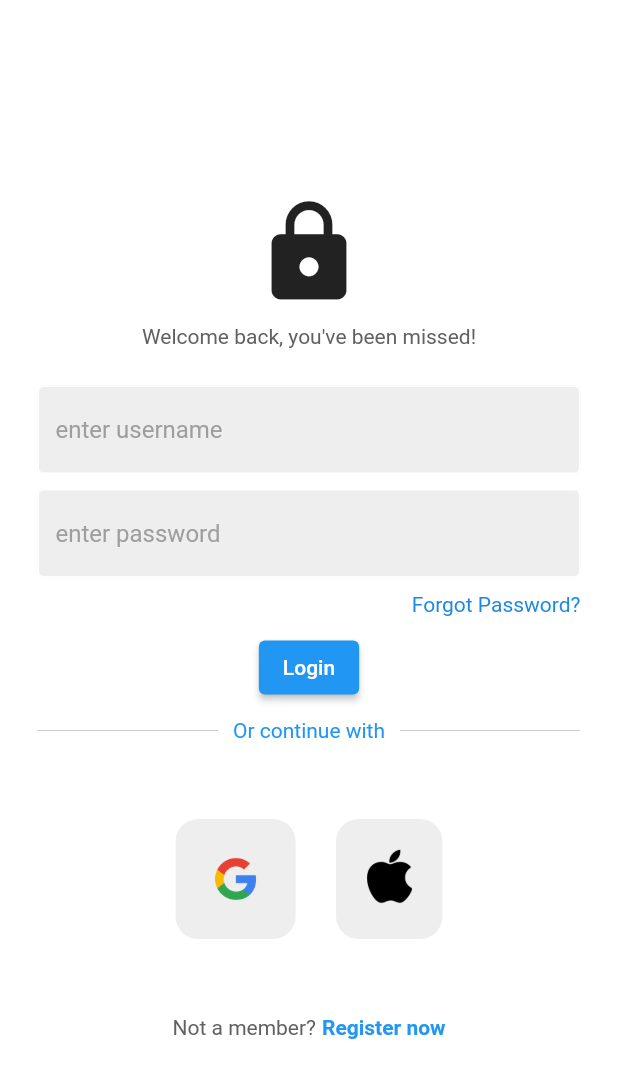
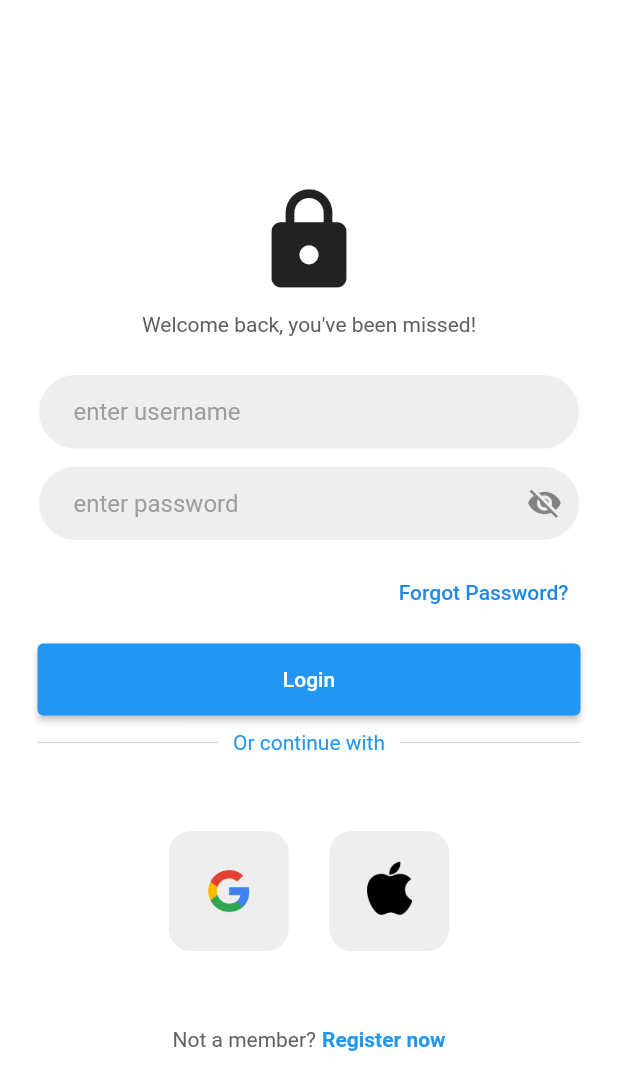
Before and after one commit to bilalahmed199/flutter, a Flutter app: the LoginPage screen opened directly, on a phone screen of 412 x 824 dp. Shown: the top 1090 px of the screen. Run offline on Flutter 3.47's test engine with Material 3 defaults, Android fonts, the phone set to English and light mode, and no system bars.

Commit message:
feat: visibility in password field and more design stuff

```diff
--- a/lib/login_project_1/components/my_textfield.dart
+++ b/lib/login_project_1/components/my_textfield.dart
@@ -4,12 +4,14 @@ class MyTextField extends StatelessWidget {
   final controller;
   final String hintText;
   final bool obscureText;
+  final Widget? suffix;
 
   const MyTextField({
     super.key,
     required this.controller,
     required this.hintText,
     required this.obscureText,
+    this.suffix,
   });
 
   @override
@@ -20,16 +22,20 @@ class MyTextField extends StatelessWidget {
         controller: controller,
         obscureText: obscureText,
         decoration: InputDecoration(
-            enabledBorder: const OutlineInputBorder(
-              borderSide: BorderSide(color: Colors.white),
-            ),
-            focusedBorder: OutlineInputBorder(
+          suffixIcon: suffix,
+          enabledBorder: OutlineInputBorder(
+              borderSide: const BorderSide(color: Colors.white),
+              borderRadius: BorderRadius.circular(50)),
+          focusedBorder: OutlineInputBorder(
               borderSide: BorderSide(color: Colors.red.shade400),
-            ),
-            fillColor: Colors.grey.shade200,
-            filled: true,
-            hintText: hintText,
-            hintStyle: TextStyle(color: Colors.grey[500])),
+              borderRadius: BorderRadius.circular(50)),
+          fillColor: Colors.grey.shade200,
+          filled: true,
+          hintText: hintText,
+          contentPadding:
+              const EdgeInsets.symmetric(horizontal: 24, vertical: 16),
+          hintStyle: TextStyle(color: Colors.grey[500]),
+        ),
       ),
     );
   }
--- a/lib/login_project_1/components/square_tile.dart
+++ b/lib/login_project_1/components/square_tile.dart
@@ -6,7 +6,16 @@ class SquareTile extends StatelessWidget {
 
   @override
   Widget build(BuildContext context) {
-    return Container(
+    return ClipRRect(
+      borderRadius: BorderRadius.circular(16),
+      clipBehavior: Clip.antiAlias,
+      child: Material(
+        clipBehavior: Clip.antiAlias,
+        child: InkWell(
+          highlightColor: Colors.blue.shade100.withOpacity(0.3),
+          onTap: () => ScaffoldMessenger.of(context).showSnackBar(
+              const SnackBar(content: Text('Logged in successfully...!'))),
+          child: Ink(
             padding: const EdgeInsets.all(20),
             decoration: BoxDecoration(
               border: Border.all(color: Colors.white),
@@ -16,6 +25,10 @@ class SquareTile extends StatelessWidget {
             child: Image.asset(
               imagePath,
               height: 40,
+              width: 40,
+            ),
+          ),
+        ),
       ),
     );
   }
--- a/lib/login_project_1/pages/login_page.dart
+++ b/lib/login_project_1/pages/login_page.dart
@@ -3,15 +3,29 @@ import 'package:test_app/login_project_1/components/my_button.dart';
 import 'package:test_app/login_project_1/components/my_textfield.dart';
 import 'package:test_app/login_project_1/components/square_tile.dart';
 
-class LoginPage extends StatelessWidget {
-  LoginPage({super.key});
+class LoginPage extends StatefulWidget {
+  const LoginPage({super.key});
 
+  @override
+  State<LoginPage> createState() => _LoginPageState();
+}
+
+class _LoginPageState extends State<LoginPage> {
   // text editing controllers
   final usernameController = TextEditingController();
+
   final passwordController = TextEditingController();
 
   // sing user in method
   void signUserIn() {}
+  bool _isObsecured = true;
+
+  void onObsecure() {
+    setState(() {
+      _isObsecured = !_isObsecured;
+    });
+  }
+
   @override
   Widget build(BuildContext context) {
     return Scaffold(
@@ -57,7 +71,11 @@ class LoginPage extends StatelessWidget {
             MyTextField(
               controller: passwordController,
               hintText: 'enter password',
-              obscureText: true,
+              obscureText: _isObsecured,
+              suffix: IconButton(
+                  onPressed: onObsecure,
+                  icon: Icon(
+                      _isObsecured ? Icons.visibility_off : Icons.visibility)),
             ),
 
             const SizedBox(height: 10),
@@ -67,10 +85,14 @@ class LoginPage extends StatelessWidget {
               child: Row(
                 mainAxisAlignment: MainAxisAlignment.end,
                 children: [
-                  Text(
-                    'Forgot Password?',
-                    style: TextStyle(color: Colors.blue[600]),
-                  ),
+                  TextButton(
+                    onPressed: () => ScaffoldMessenger.of(context).showSnackBar(
+                        const SnackBar(content: Text('Comming soon...!'))),
+                    child: Text(
+                      'Forgot Password?',
+                      style: TextStyle(color: Colors.blue[600]),
+                    ),
+                  )
                 ],
               ),
             ),
@@ -78,11 +100,20 @@ class LoginPage extends StatelessWidget {
             const SizedBox(height: 10),
             // sign in btn
             // MyButton(onTap: signUserIn),
-            ElevatedButton(
+            Padding(
+              padding: const EdgeInsets.symmetric(horizontal: 25),
+              child: ElevatedButton(
                 onPressed: () => ScaffoldMessenger.of(context).showSnackBar(
                     const SnackBar(
                         content: Text('Logged in successfully...!'))),
-                child: const Text('Login')),
+                style: ElevatedButton.styleFrom(
+                  backgroundColor: Colors.blue,
+                  foregroundColor: Colors.white,
+                  fixedSize: const Size(double.maxFinite, 48),
+                ),
+                child: const Text('Login'),
+              ),
+            ),
 
             const SizedBox(height: 10),
             //or continue with
```
Lines whose indentation alone changed are shown as unchanged.
